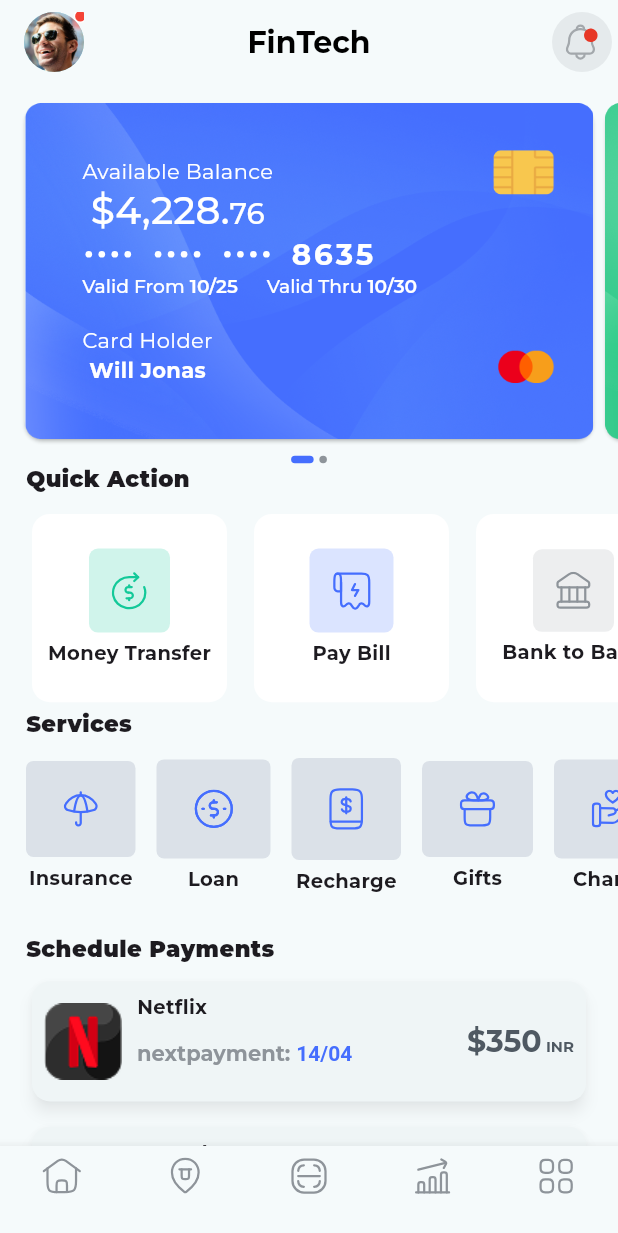
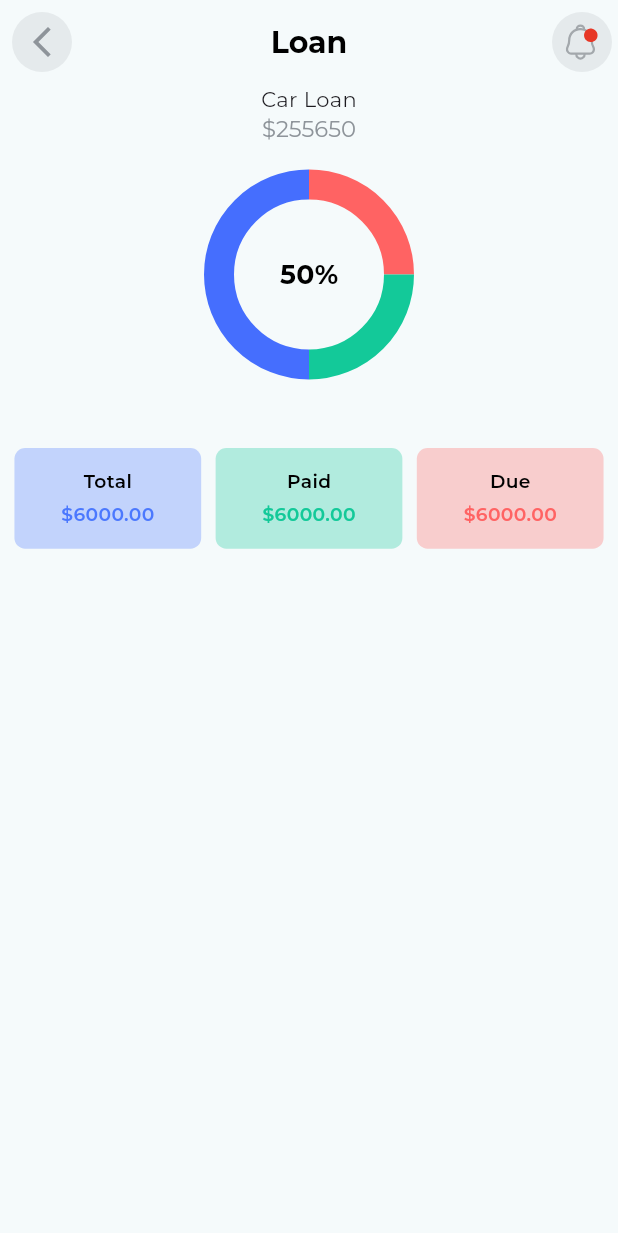
Before and after one commit to CodeBySubin/finflux, a Flutter app: the screen it shows after launch, on a phone screen of 412 x 824 dp. Shown: the top 1233 px of the screen. Run offline on Flutter 3.47's test engine with Material 3 defaults, Android fonts, the phone set to English and light mode, and no system bars; drawn by our look-alikes of carousel_slider, dots_indicator, fl_chart; our stand-ins replace firebase_auth, firebase_core, flutter_bloc, flutter_screenutil, flutter_svg, fluttertoast and 5 more; missing offline and left inert: onboarding; accounts and stored records are empty.

Commit message:
loan added

```diff
--- a/lib/core/constants/app_color.dart
+++ b/lib/core/constants/app_color.dart
@@ -3,6 +3,8 @@ import 'dart:ui';
 class AppColor {
   static const colorprimary = Color(0xFF456EFE);
   static const white = Color(0xFFFFFFFF);
+  static const black = Color(0xFF000000);
+
 
   //onboardings
   static const splashBackground = Color(0xFF23303B);
--- a/lib/core/constants/app_style.dart
+++ b/lib/core/constants/app_style.dart
@@ -1,4 +1,6 @@
+import 'package:finflux/core/constants/constants.dart';
 import 'package:flutter/material.dart';
+import 'package:flutter_screenutil/flutter_screenutil.dart';
 import 'package:google_fonts/google_fonts.dart';
 
 class AppStyle {
@@ -28,14 +30,22 @@ class AppStyle {
     color: Colors.white,
   );
 
-  static const TextStyle link = TextStyle(
+  //////////////////primary//////////////////////
+  static TextStyle get link => TextStyle(
     fontSize: 12.0,
     fontWeight: FontWeight.w500,
-    color: Colors.blue,
+    color: AppColor.colorprimary,
     decoration: TextDecoration.underline,
   );
 
-  static const TextStyle errorText = TextStyle(
+  static TextStyle get normalPrimaryText => GoogleFonts.montserrat(
+    color: AppColor.colorprimary,
+    fontWeight: FontWeight.bold,
+  );
+
+  /////////////////////////Red///////////////////////////
+
+  static TextStyle get errorText => GoogleFonts.montserrat(
     fontSize: 12.0,
     color: Colors.red,
     fontWeight: FontWeight.w600,
@@ -43,4 +53,48 @@ class AppStyle {
 
   static TextStyle get smallBoldTitle =>
       GoogleFonts.montserrat(fontWeight: FontWeight.w700, fontSize: 15);
+
+  ////////////////////////////////Green///////////////////////////////
+  static TextStyle get smallTextgreen => GoogleFonts.montserrat(
+    fontWeight: FontWeight.w600,
+    color: AppColor.quickActionGreen,
+    fontSize: 14.sp,
+  );
+
+  /////////////////////////////////Black///////////////////////////////
+
+  static TextStyle get largeTextBlack => GoogleFonts.montserrat(
+    fontWeight: FontWeight.w700,
+    color: AppColor.black,
+    fontSize: 20.sp,
+  );
+
+  static TextStyle get largeBoldTextBlack => GoogleFonts.montserrat(
+    fontWeight: FontWeight.w600,
+    color: AppColor.black,
+    fontSize: 30.sp,
+  );
+
+  static TextStyle get smallTextBlack => GoogleFonts.montserrat(
+    fontWeight: FontWeight.w600,
+    color: AppColor.black,
+    fontSize: 14.sp,
+  );
+  static TextStyle get mediumTextBlack => GoogleFonts.montserrat(
+    color: AppColor.black,
+    fontWeight: FontWeight.bold,
+    fontSize: 20.sp,
+  );
+  /////////////////////////////////grey///////////////////////////////
+  static TextStyle get smallTextgrey => GoogleFonts.montserrat(
+    fontWeight: FontWeight.w600,
+    color: AppColor.textgrey,
+    fontSize: 14.sp,
+  );
+
+  static TextStyle get mediumTextgrey => GoogleFonts.montserrat(
+    fontWeight: FontWeight.w600,
+    color: AppColor.textgrey,
+    fontSize: 16.sp,
+  );
 }
--- a/lib/core/routes/app_routes.dart
+++ b/lib/core/routes/app_routes.dart
@@ -5,15 +5,17 @@ class AppRoutes {
   static const onboarding = '/onboarding';
 
 
-  //analytics
+  ///////////analytics////////////////
   static const analytics = '/analytics';
 
 
-  //authentication
+  ////////authentication////////
   static const login = '/login';
   static const register = '/register';
   static const fingerPrint = '/fingerprint';
   static const otp = '/otp';
+  ///////loan/////////////
+  static const loan = '/loan';
 }
 
 class RouteNames {
@@ -21,12 +23,15 @@ class RouteNames {
   static const home = 'home';
   static const onboarding = 'onboarding';
 
-  //analytics
+  //////////////analytics//////////////
   static const analytics = 'analytics';
 
-  //authentication
+  //////////authentication///////////
   static const login = 'login';
   static const register = 'register';
   static const fingerPrint = 'fingerprint';
   static const otp = 'otp';
+
+  ///////loan/////////////
+  static const loan = 'loan';
 }
--- a/lib/core/routes/route_genarator.dart
+++ b/lib/core/routes/route_genarator.dart
@@ -5,6 +5,7 @@ import 'package:finflux/features/authentication/presentation/page/login.dart';
 import 'package:finflux/features/authentication/presentation/page/otp.dart';
 import 'package:finflux/features/authentication/presentation/page/register.dart';
 import 'package:finflux/features/home/presentation/pages/home.dart';
+import 'package:finflux/features/loan/presenation/page/loan.dart';
 import 'package:finflux/features/onboardings/presentation/onboarding.dart';
 import 'package:finflux/features/onboardings/presentation/splash.dart';
 import 'app_routes.dart';
@@ -12,7 +13,7 @@ import 'package:go_router/go_router.dart';
 
 class AppRouter {
   static final GoRouter router = GoRouter(
-    initialLocation: AppRoutes.home,
+    initialLocation: AppRoutes.loan,
     routes: [
       GoRoute(
         path: AppRoutes.splash,
@@ -61,6 +62,13 @@ class AppRouter {
         name: RouteNames.analytics,
         builder: (context, state) => const Analytics(),
       ),
+      /////////////////////////Loan//////////////////////////
+      GoRoute(
+        path: AppRoutes.loan,
+        name: RouteNames.loan,
+        builder: (context, state) => const Loan(),
+      ),
+
       // GoRoute(
       //   path: '${AppRoutes.productDetail}/:id',
       //   name: RouteNames.productDetail,
--- a/lib/core/widgets/widgets.dart
+++ b/lib/core/widgets/widgets.dart
@@ -5,3 +5,4 @@ export 'app_bar.dart';
 export 'horizontal_listview.dart';
 export 'custom_rich_text.dart';
 export 'paymentcard.dart';
+export 'bottomsheet.dart';
--- a/lib/features/analytics/presentation/widgets/graph.dart
+++ b/lib/features/analytics/presentation/widgets/graph.dart
@@ -1,4 +1,5 @@
 import 'package:finflux/core/constants/app_color.dart';
+import 'package:finflux/core/constants/app_style.dart';
 import 'package:fl_chart/fl_chart.dart';
 import 'package:flutter/material.dart';
 import 'package:flutter_screenutil/flutter_screenutil.dart';
@@ -115,7 +116,7 @@ class AnlyticsGraph extends StatelessWidget {
                         'Dec',
                       ];
                       if (value >= 1 && value <= 12) {
-                        return Text(months[value.toInt()]);
+                        return Text(months[value.toInt()],style: AppStyle.smallTextgrey,);
                       } else {
                         return const SizedBox.shrink();
                       }
--- a/lib/features/home/presentation/pages/widgets/scedule_payment/scehule_payments.dart
+++ b/lib/features/home/presentation/pages/widgets/scedule_payment/scehule_payments.dart
@@ -1,6 +1,6 @@
-import 'package:finflux/core/constants/app_color.dart';
 import 'package:finflux/core/constants/constants.dart';
 import 'package:finflux/core/widgets/custom_rich_text.dart';
+import 'package:finflux/core/widgets/paymentcard.dart';
 import 'package:flutter/material.dart';
 import 'package:flutter_screenutil/flutter_screenutil.dart';
 import 'package:google_fonts/google_fonts.dart';
@@ -18,71 +18,72 @@ class ScehulePayments extends StatelessWidget {
         crossAxisAlignment: CrossAxisAlignment.start,
         children: [
           Text(AppStrings.scedulePayment, style: AppStyle.heading),
-          ListView.separated(
-            separatorBuilder: (context, index) => SizedBox(height: 10.h),
-            shrinkWrap: true,
-            physics: NeverScrollableScrollPhysics(),
-            itemCount: data.length,
-            itemBuilder: (context, index) {
-              return Card(
-                shadowColor: AppColor.buttonText.withValues(alpha: 0.3),
-                elevation: 4,
-                child: Container(
-                  width: double.infinity,
-                  height: 80,
-                  decoration: BoxDecoration(
-                    borderRadius: BorderRadius.circular(5),
-                  ),
-                  child: Padding(
-                    padding: const EdgeInsets.all(8.0),
-                    child: Row(
-                      spacing: 10,
-                      children: [
-                        Image.asset(data[index]["image"]),
-                        Column(
-                          spacing: 12,
-                          crossAxisAlignment: CrossAxisAlignment.start,
-                          children: [
-                            Text(
-                              data[index]['title'],
-                              style: AppStyle.subHeading,
-                            ),
-                            CustomRichText(
-                              highlightedStyle: TextStyle(
-                                color: AppColor.colorprimary,
-                                fontWeight: FontWeight.bold,
-                              ),
-                              normalStyle: GoogleFonts.montserrat(
-                                fontWeight: FontWeight.bold,
-                                color: AppColor.textgrey,
-                              ),
-                              normalText: 'nextpayment: ',
-                              highlightedText: '14/04',
-                            ),
-                          ],
-                        ),
-                        Spacer(),
-                        CustomRichText(
-                          normalStyle: GoogleFonts.montserrat(
-                            color: AppColor.splashRoundOne,
-                            fontWeight: FontWeight.bold,
-                            fontSize: 20,
-                          ),
-                          highlightedStyle: GoogleFonts.montserrat(
-                            color: AppColor.splashRoundOne,
-                            fontWeight: FontWeight.bold,
-                            fontSize: 10,
-                          ),
-                          normalText: '\$350',
-                          highlightedText: ' INR',
-                        ),
-                      ],
-                    ),
-                  ),
-                ),
-              );
-            },
-          ),
+          Paymentcard(data:data,)
+          // ListView.separated(
+          //   separatorBuilder: (context, index) => SizedBox(height: 10.h),
+          //   shrinkWrap: true,
+          //   physics: NeverScrollableScrollPhysics(),
+          //   itemCount: data.length,
+          //   itemBuilder: (context, index) {
+          //     return Card(
+          //       shadowColor: AppColor.buttonText.withValues(alpha: 0.3),
+          //       elevation: 4,
+          //       child: Container(
+          //         width: double.infinity,
+          //         height: 80,
+          //         decoration: BoxDecoration(
+          //           borderRadius: BorderRadius.circular(5),
+          //         ),
+          //         child: Padding(
+          //           padding: const EdgeInsets.all(8.0),
+          //           child: Row(
+          //             spacing: 10,
+          //             children: [
+          //               Image.asset(data[index]["image"]),
+          //               Column(
+          //                 spacing: 12,
+          //                 crossAxisAlignment: CrossAxisAlignment.start,
+          //                 children: [
+          //                   Text(
+          //                     data[index]['title'],
+          //                     style: AppStyle.subHeading,
+          //                   ),
+          //                   CustomRichText(
+          //                     highlightedStyle: TextStyle(
+          //                       color: AppColor.colorprimary,
+          //                       fontWeight: FontWeight.bold,
+          //                     ),
+          //                     normalStyle: GoogleFonts.montserrat(
+          //                       fontWeight: FontWeight.bold,
+          //                       color: AppColor.textgrey,
+          //                     ),
+          //                     normalText: 'nextpayment: ',
+          //                     highlightedText: '14/04',
+          //                   ),
+          //                 ],
+          //               ),
+          //               Spacer(),
+          //               CustomRichText(
+          //                 normalStyle: GoogleFonts.montserrat(
+          //                   color: AppColor.splashRoundOne,
+          //                   fontWeight: FontWeight.bold,
+          //                   fontSize: 20,
+          //                 ),
+          //                 highlightedStyle: GoogleFonts.montserrat(
+          //                   color: AppColor.splashRoundOne,
+          //                   fontWeight: FontWeight.bold,
+          //                   fontSize: 10,
+          //                 ),
+          //                 normalText: '\$350',
+          //                 highlightedText: ' INR',
+          //               ),
+          //             ],
+          //           ),
+          //         ),
+          //       ),
+          //     );
+          //   },
+          // ),
         ],
       ),
     );
--- a/lib/features/home/presentation/pages/widgets/services/services.dart
+++ b/lib/features/home/presentation/pages/widgets/services/services.dart
@@ -15,8 +15,6 @@ class HomeServices extends StatelessWidget {
     return Padding(
       padding: EdgeInsets.only(left: 18.w),
       child: Column(
-
-
         crossAxisAlignment: CrossAxisAlignment.start,
         children: [
           Text(AppStrings.services, style: AppStyle.heading),
--- /dev/null
+++ b/lib/features/loan/presenation/page/loan.dart
@@ -0,0 +1,40 @@
+import 'package:finflux/core/constants/constants.dart';
+import 'package:finflux/core/enums/app_bar_type.dart';
+import 'package:finflux/core/widgets/widgets.dart';
+import 'package:finflux/features/loan/presenation/page/widgets/dummy_data.dart';
+import 'package:finflux/features/loan/presenation/page/widgets/loan_amounts.dart';
+import 'package:finflux/features/loan/presenation/page/widgets/pie_graph.dart';
+import 'package:fl_chart/fl_chart.dart';
+import 'package:flutter/material.dart';
+import 'package:flutter_screenutil/flutter_screenutil.dart';
+
+class Loan extends StatefulWidget {
+  const Loan({super.key});
+
+  @override
+  State<Loan> createState() => _LoanState();
+}
+
+class _LoanState extends State<Loan> {
+  @override
+  Widget build(BuildContext context) {
+    return Scaffold(
+      appBar: customAppbar(
+        context,
+        title: AppStrings.loan,
+        leadingType: AppBarType.arrowBack,
+      ),
+
+      body: Center(
+        child: Column(
+          children: [
+            Text("Car Loan"),
+            CustomRichText(normalText: "\$2556", highlightedText: "50"),
+            PieGraph(),
+            LoanAmounts(data: amountsData),
+          ],
+        ),
+      ),
+    );
+  }
+}
--- /dev/null
+++ b/lib/features/loan/presenation/page/widgets/dummy_data.dart
@@ -0,0 +1,7 @@
+import 'package:finflux/core/constants/constants.dart';
+
+List<Map<String, dynamic>> amountsData = [
+  {"color": AppColor.quickActionBlue, "amount": "6000.00", "title": "Total"},
+  {"color": AppColor.quickActionGreen, "amount": "6000.00", "title": "Paid"},
+  {"color": AppColor.moneyRed, "amount": "6000.00", "title": "Due"},
+];
--- /dev/null
+++ b/lib/features/loan/presenation/page/widgets/loan_amounts.dart
@@ -0,0 +1,56 @@
+import 'package:finflux/core/constants/app_style.dart';
+import 'package:flutter/material.dart';
+import 'package:flutter_screenutil/flutter_screenutil.dart';
+
+class LoanAmounts extends StatelessWidget {
+  final List<Map<String, dynamic>> data;
+  const LoanAmounts({super.key, required this.data});
+
+  @override
+  Widget build(BuildContext context) {
+    return Padding(
+      padding: EdgeInsets.symmetric(horizontal: 5.w, vertical: 30.h),
+      child: Row(
+        children:
+            data
+                .map(
+                  (e) => _amountsWidget(
+                    amount: e['amount'],
+                    color: e['color'],
+                    title: e['title'],
+                  ),
+                )
+                .toList(),
+      ),
+    );
+  }
+}
+
+Widget _amountsWidget({
+  required String amount,
+  required Color color,
+  required String title,
+}) {
+  return Expanded(
+    child: Container(
+      margin: EdgeInsets.symmetric(horizontal: 5.w),
+      decoration: BoxDecoration(
+        color: color.withValues(alpha: 0.3),
+        borderRadius: BorderRadius.circular(8.r),
+      ),
+      child: Padding(
+        padding: EdgeInsets.symmetric(vertical: 15.h),
+        child: Column(
+          spacing: 5.h,
+          children: [
+            Text(title, style: AppStyle.smallTextBlack),
+            Text(
+              "\$$amount",
+              style: AppStyle.smallTextgreen.copyWith(color: color),
+            ),
+          ],
+        ),
+      ),
+    ),
+  );
+}
--- /dev/null
+++ b/lib/features/loan/presenation/page/widgets/pie_graph.dart
@@ -0,0 +1,50 @@
+import 'package:finflux/core/constants/app_color.dart';
+import 'package:finflux/core/constants/app_style.dart';
+import 'package:fl_chart/fl_chart.dart';
+import 'package:flutter/material.dart';
+import 'package:flutter_screenutil/flutter_screenutil.dart';
+
+class PieGraph extends StatelessWidget {
+  const PieGraph({super.key});
+
+  @override
+  Widget build(BuildContext context) {
+    return SizedBox(
+      height: 200.h,
+      child: Stack(
+        alignment: Alignment.center,
+        children: [
+          PieChart(
+            PieChartData(
+              centerSpaceRadius: 50,
+              sectionsSpace: 0,
+              startDegreeOffset: -90,
+              sections: [
+                PieChartSectionData(
+                  value: 25,
+                  color: AppColor.moneyRed,
+                  radius: 20,
+                  showTitle: false,
+                ),
+                PieChartSectionData(
+                  value: 25,
+                  color: AppColor.quickActionGreen,
+                  radius: 20,
+                  showTitle: false,
+                ),
+
+                PieChartSectionData(
+                  value: 50,
+                  color: AppColor.colorprimary,
+                  radius: 20,
+                  showTitle: false,
+                ),
+              ],
+            ),
+          ),
+          Text("50%", style: AppStyle.mediumTextBlack),
+        ],
+      ),
+    );
+  }
+}
```
Also changed, not shown: lib/core/widgets/bottomsheet.dart (added, +114 -0 lines), lib/core/widgets/paymentcard.dart (+31 -26 lines), lib/features/analytics/presentation/analytics.dart (+3 -11 lines), lib/features/analytics/presentation/widgets/recent_transaction.dart (+14 -1 lines).
